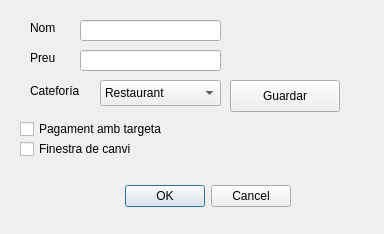
Before: the Qt Designer form config.ui in francescpuig7/cash, drawn with Qt 5.
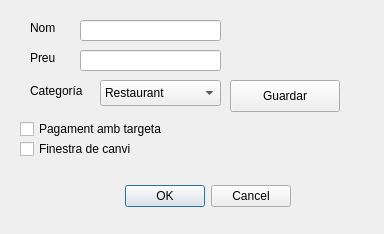
After: the same form once the commit is applied.

Patch:
```diff
--- a/config.ui
+++ b/config.ui
@@ -124,7 +124,7 @@
     </rect>
    </property>
    <property name="text">
-    <string>Cateforía</string>
+    <string>Categoría</string>
    </property>
   </widget>
   <widget class="QComboBox" name="type">
```
Left out of the diff: 2 changed lines with no effect on the pictures.
